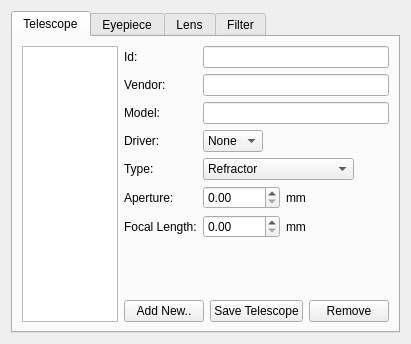
First picture: the form in kstars/oal/equipmentwriter.ui, repository KDE/kstars, before the edit.
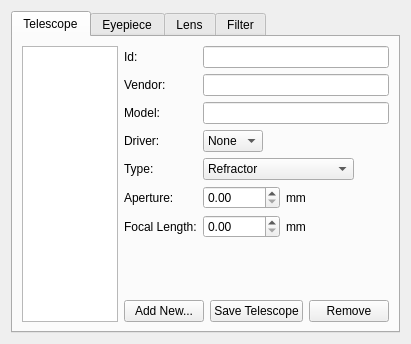
Second picture: the form after the edit.

The edit to the form file:
```diff
--- a/kstars/oal/equipmentwriter.ui
+++ b/kstars/oal/equipmentwriter.ui
@@ -219,7 +219,7 @@
            <item>
             <widget class="QPushButton" name="NewScope">
              <property name="text">
-              <string>Add New..</string>
+              <string>Add New...</string>
              </property>
             </widget>
            </item>
```
Left out of the diff: 4 changed lines with no effect on the pictures.
